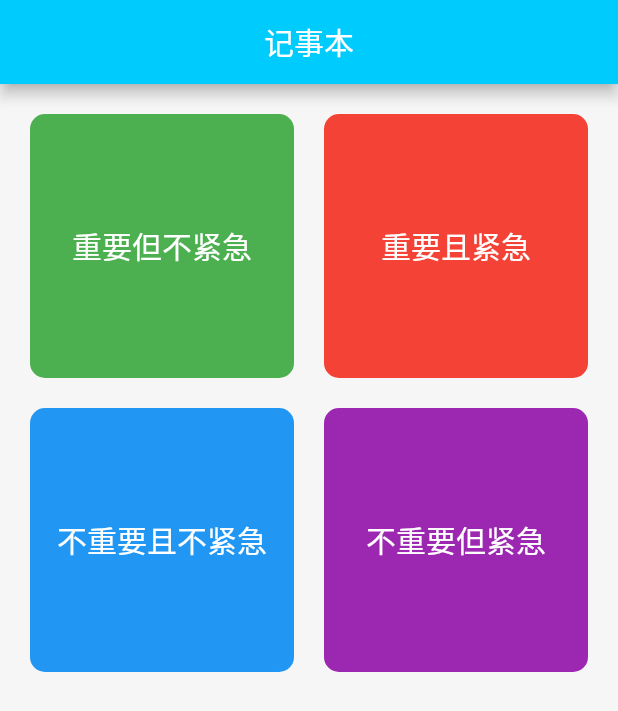
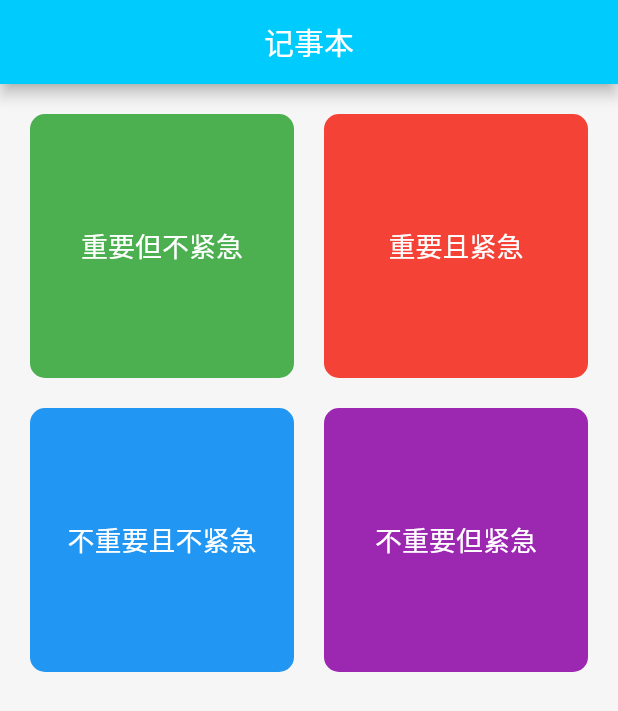
Before and after one commit to humeng/todo_list, a Flutter app: the screen it shows after launch, on a phone screen of 412 x 824 dp. Shown: the top 711 px of the screen. Run offline on Flutter 3.47's test engine with Material 2 defaults, Android fonts, the phone set to English and light mode, and no system bars; our stand-ins replace flutter_slidable, sqflite; accounts and stored records are empty.

```diff
--- a/lib/ui/home_page.dart
+++ b/lib/ui/home_page.dart
@@ -74,7 +74,7 @@ class _ItemWidgetSate extends State<ItemWidget> {
         child: new Text(
           _eventType.event,
           style: new TextStyle(
-              color: Colors.white, fontSize: 20.0, fontStyle: FontStyle.normal),
+              color: Colors.white, fontSize: 18.0, fontStyle: FontStyle.normal),
         ),
         padding: new EdgeInsets.all(10.0),
         height: 100.0,
```
